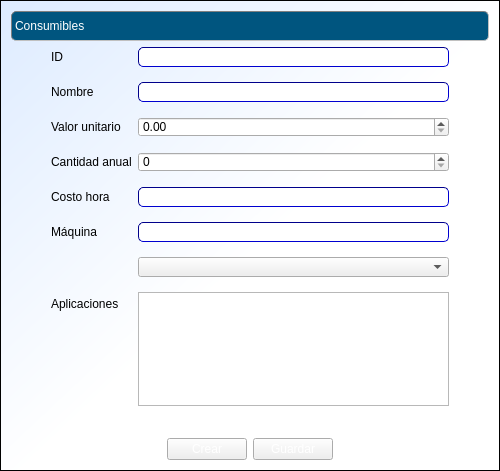
First picture: the form in cosmec/formularioconsumibles.ui, repository Exxu/cosmec-si, before the edit.
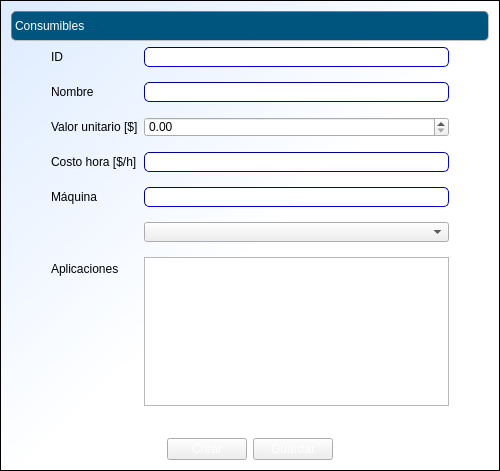
Second picture: the form after the edit. Icons and pictures are not drawn.

Commit message:
maquina: horas de trab. anual -> disp anual de la maq
	 presup. anual -> presup. anual mtto correctivo
	 año -> años
tiempo de cotización
checkbox clonar
form consumibles
form maquinas

Patch:
```diff
--- a/cosmec/formularioconsumibles.ui
+++ b/cosmec/formularioconsumibles.ui
@@ -150,7 +150,7 @@
        <item row="2" column="0">
         <widget class="QLabel" name="label_4">
          <property name="text">
-          <string>Valor unitario</string>
+          <string>Valor unitario [$]</string>
          </property>
         </widget>
        </item>
@@ -168,33 +168,13 @@
         </widget>
        </item>
        <item row="3" column="0">
-        <widget class="QLabel" name="label_5">
-         <property name="text">
-          <string>Cantidad anual</string>
-         </property>
-        </widget>
-       </item>
-       <item row="3" column="1">
-        <widget class="QSpinBox" name="spinBox">
-         <property name="minimumSize">
-          <size>
-           <width>0</width>
-           <height>20</height>
-          </size>
-         </property>
-         <property name="maximum">
-          <number>999999999</number>
-         </property>
-        </widget>
-       </item>
-       <item row="4" column="0">
         <widget class="QLabel" name="label_6">
          <property name="text">
-          <string>Costo hora</string>
+          <string>Costo hora [$/h]</string>
          </property>
         </widget>
        </item>
-       <item row="4" column="1">
+       <item row="3" column="1">
         <widget class="QLineEdit" name="lineEdit_3">
          <property name="enabled">
           <bool>false</bool>
@@ -207,14 +187,14 @@
          </property>
         </widget>
        </item>
-       <item row="5" column="0">
+       <item row="4" column="0">
         <widget class="QLabel" name="label_7">
          <property name="text">
           <string>Máquina</string>
          </property>
         </widget>
        </item>
-       <item row="5" column="1">
+       <item row="4" column="1">
         <widget class="QLineEdit" name="lineEdit_4">
          <property name="enabled">
           <bool>false</bool>
@@ -227,7 +207,7 @@
          </property>
         </widget>
        </item>
-       <item row="6" column="1">
+       <item row="5" column="1">
         <widget class="QComboBox" name="comboBox">
          <property name="minimumSize">
           <size>
@@ -237,23 +217,23 @@
          </property>
         </widget>
        </item>
-       <item row="7" column="1">
-        <widget class="QPlainTextEdit" name="plainTextEdit">
-         <property name="minimumSize">
-          <size>
-           <width>0</width>
-           <height>40</height>
-          </size>
-         </property>
-        </widget>
-       </item>
-       <item row="7" column="0">
+       <item row="6" column="0">
         <widget class="QLabel" name="label_9">
          <property name="text">
           <string>Aplicaciones</string>
          </property>
         </widget>
        </item>
+       <item row="6" column="1">
+        <widget class="QPlainTextEdit" name="plainTextEdit">
+         <property name="minimumSize">
+          <size>
+           <width>0</width>
+           <height>40</height>
+          </size>
+         </property>
+        </widget>
+       </item>
       </layout>
      </item>
      <item>
```
The commit also changes 2 other files.
